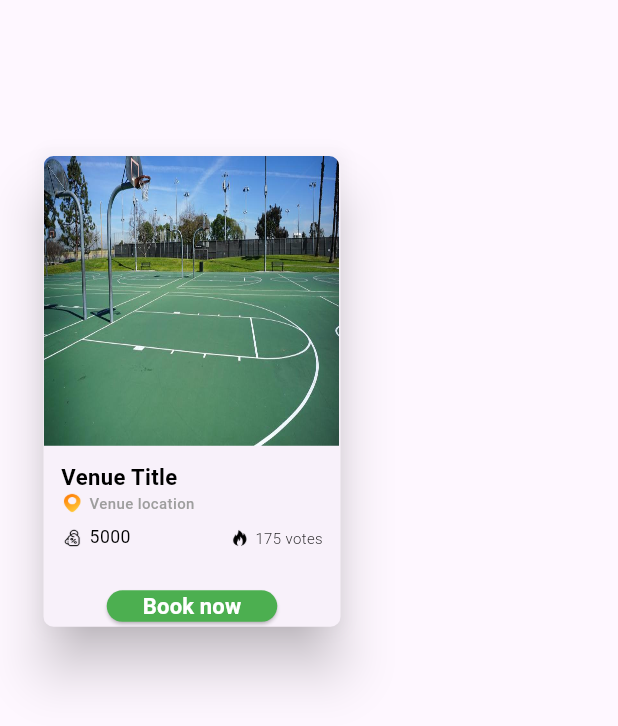
After one commit to vidisha1106/animations, a Flutter app: the screen it shows after launch, after a tap on "Card UI", on a phone screen of 412 x 824 dp. The commit adds this screen. Shown: the top 726 px of the screen. Run offline on Flutter 3.47's test engine with Material 2 defaults, Android fonts, the phone set to English and light mode, and no system bars; our stand-ins replace flutter_screenutil, google_fonts.

Commit message:
Completed Card UI

```diff
--- /dev/null
+++ b/lib/card_ui/card_ui.dart
@@ -0,0 +1,171 @@
+import 'package:flutter/material.dart';
+import 'package:flutter_screenutil/flutter_screenutil.dart';
+import 'package:google_fonts/google_fonts.dart';
+
+class CardUI extends StatefulWidget {
+  const CardUI({super.key});
+
+  @override
+  State<CardUI> createState() => _CardUIState();
+}
+
+class _CardUIState extends State<CardUI> {
+  @override
+  Widget build(BuildContext context) {
+    return Scaffold(
+      body: Padding(
+        padding: const EdgeInsets.only(top: 100, left: 25),
+        child: SizedBox(
+          height: 625.h,
+          width: 350.w,
+          child: Card(
+            elevation: 15,
+            shape: RoundedRectangleBorder(
+                borderRadius: BorderRadius.all(Radius.circular(13.r))),
+            child: Column(
+              crossAxisAlignment: CrossAxisAlignment.start,
+              children: [
+                ///Playground Image
+                Container(
+                  width: 335.w,
+                  height: 375.h,
+                  decoration: BoxDecoration(
+                      borderRadius: BorderRadius.only(
+                          topRight: Radius.circular(13.r),
+                          topLeft: Radius.circular(13.r)),
+                      image: DecorationImage(
+                          fit: BoxFit.fill,
+                          filterQuality: FilterQuality.high,
+                          alignment: Alignment.center,
+
+                          ///Playground Image
+                          image: AssetImage(
+                            "assets/images/playground1.jpeg",
+                          ))),
+                  alignment: Alignment.center,
+                ),
+                Padding(
+                  padding: EdgeInsets.only(left: 20.w, top: 20.h, right: 20.w),
+                  child: Column(
+                    crossAxisAlignment: CrossAxisAlignment.start,
+                    children: [
+                      ///Venue Title
+                      Text(
+                        "Venue Title",
+                        style: GoogleFonts.roboto(
+                          color: Colors.black,
+                          fontWeight: FontWeight.bold,
+                          fontSize: 25.sp,
+                        ),
+                      ),
+
+                      ///Venue location
+                      Row(
+                        children: [
+                          Image.asset(
+                            "assets/icons/location_icon_game_bullz.png",
+                            fit: BoxFit.fill,
+                            semanticLabel: "location_icon_image",
+                            width: 25.w,
+                            height: 25.h,
+                          ),
+                          SizedBox(width: 7.w),
+                          Text(
+                            "Venue location",
+                            style: GoogleFonts.roboto(
+                              color: Colors.grey,
+                              fontWeight: FontWeight.w500,
+                              fontSize: 17.sp,
+                            ),
+                          ),
+                        ],
+                      ),
+                      SizedBox(
+                        height: 15.h,
+                      ),
+
+                      Row(
+                        mainAxisAlignment: MainAxisAlignment.spaceBetween,
+                        children: [
+                          ///Rupee Text
+                          Row(
+                            children: [
+                              Image.asset(
+                                "assets/icons/rupee_icon_game_bullz.png",
+                                fit: BoxFit.fill,
+                                semanticLabel: "rupee_icon_image",
+                                width: 25.w,
+                                height: 25.h,
+                                color: Colors.black,
+                              ),
+                              SizedBox(width: 7.w),
+                              Text(
+                                "5000",
+                                style: GoogleFonts.roboto(
+                                  color: Colors.black,
+                                  fontWeight: FontWeight.w400,
+                                  fontSize: 20.sp,
+                                ),
+                              ),
+                            ],
+                          ),
+
+                          ///Trending Text
+                          Row(
+                            children: [
+                              Image.asset(
+                                "assets/icons/fire_icon_game_bullz.png",
+                                semanticLabel: "fire_icon_image",
+                                fit: BoxFit.fill,
+                                width: 25.w,
+                                height: 25.h,
+                              ),
+                              SizedBox(width: 5.w),
+                              Text(
+                                "175 votes",
+                                style: GoogleFonts.roboto(
+                                  color: Colors.black,
+                                  fontWeight: FontWeight.w300,
+                                  fontSize: 17.sp,
+                                ),
+                              ),
+                            ],
+                          ),
+                        ],
+                      ),
+
+                      SizedBox(
+                        height: 25.h,
+                      ),
+
+                      ///Book Now Button
+                      Row(
+                        mainAxisAlignment: MainAxisAlignment.center,
+                        children: [
+                          ElevatedButton(
+                            onPressed: () {},
+                            style: ElevatedButton.styleFrom(
+                                backgroundColor: Colors.green,
+                                minimumSize: Size(10.w, 25.h)),
+                            child: Text(
+                              "Book now",
+                              style: GoogleFonts.roboto(
+                                fontSize: 25.sp,
+                                fontWeight: FontWeight.w700,
+                                color: Colors.white,
+                              ),
+                            ),
+                          ),
+                        ],
+                      )
+                    ],
+                  ),
+                ),
+              ],
+            ),
+          ),
+        ),
+      ),
+    );
+  }
+}
--- /dev/null
+++ b/lib/location_ui/location_ui.dart
@@ -0,0 +1,15 @@
+import 'package:flutter/material.dart';
+
+class LocationUI extends StatefulWidget {
+  const LocationUI({super.key});
+
+  @override
+  State<LocationUI> createState() => _LocationUIState();
+}
+
+class _LocationUIState extends State<LocationUI> {
+  @override
+  Widget build(BuildContext context) {
+    return const Placeholder();
+  }
+}
--- a/lib/main.dart
+++ b/lib/main.dart
@@ -1,6 +1,8 @@
 import 'package:animations/animated_align_sample.dart';
 import 'package:animations/animated_container_example.dart';
 import 'package:animations/animated_positioned_example.dart';
+import 'package:animations/card_ui/card_ui.dart';
+import 'package:animations/location_ui/location_ui.dart';
 import 'package:animations/physics_based_animation.dart';
 import 'package:animations/tween_animation.dart';
 import 'package:flutter/material.dart';
@@ -120,6 +122,36 @@ class _MyHomePageState extends State<MyHomePage>
                   "Animated Positioned Example",
                   style: TextStyle(fontSize: 20, fontWeight: FontWeight.w500),
                 )),
+            ElevatedButton(
+                onPressed: () {
+                  Navigator.push(
+                    context,
+                    MaterialPageRoute(
+                      builder: (context) {
+                        return CardUI();
+                      },
+                    ),
+                  );
+                },
+                child: Text(
+                  "Card UI",
+                  style: TextStyle(fontSize: 20, fontWeight: FontWeight.w500),
+                )),
+            ElevatedButton(
+                onPressed: () {
+                  Navigator.push(
+                    context,
+                    MaterialPageRoute(
+                      builder: (context) {
+                        return LocationUI();
+                      },
+                    ),
+                  );
+                },
+                child: Text(
+                  "Location UI",
+                  style: TextStyle(fontSize: 20, fontWeight: FontWeight.w500),
+                )),
           ],
         ),
       ),
--- a/pubspec.yaml
+++ b/pubspec.yaml
@@ -36,6 +36,7 @@ dependencies:
   # Use with the CupertinoIcons class for iOS style icons.
   cupertino_icons: ^1.0.2
   flutter_screenutil: ^5.9.0
+  google_fonts: ^6.1.0
 
 dev_dependencies:
   flutter_test:
@@ -58,6 +59,9 @@ flutter:
   # included with your application, so that you can use the icons in
   # the material Icons class.
   uses-material-design: true
+  assets:
+    - assets/images/
+    - assets/icons/
 
   # To add assets to your application, add an assets section, like this:
   # assets:
```
Also changed, not shown: assets/icons/fire_icon_game_bullz.png (added), assets/icons/location_icon_game_bullz.png (added), assets/icons/rupee_icon_game_bullz.png (added), assets/images/playground1.jpeg (added), pubspec.lock, 1 other file.
